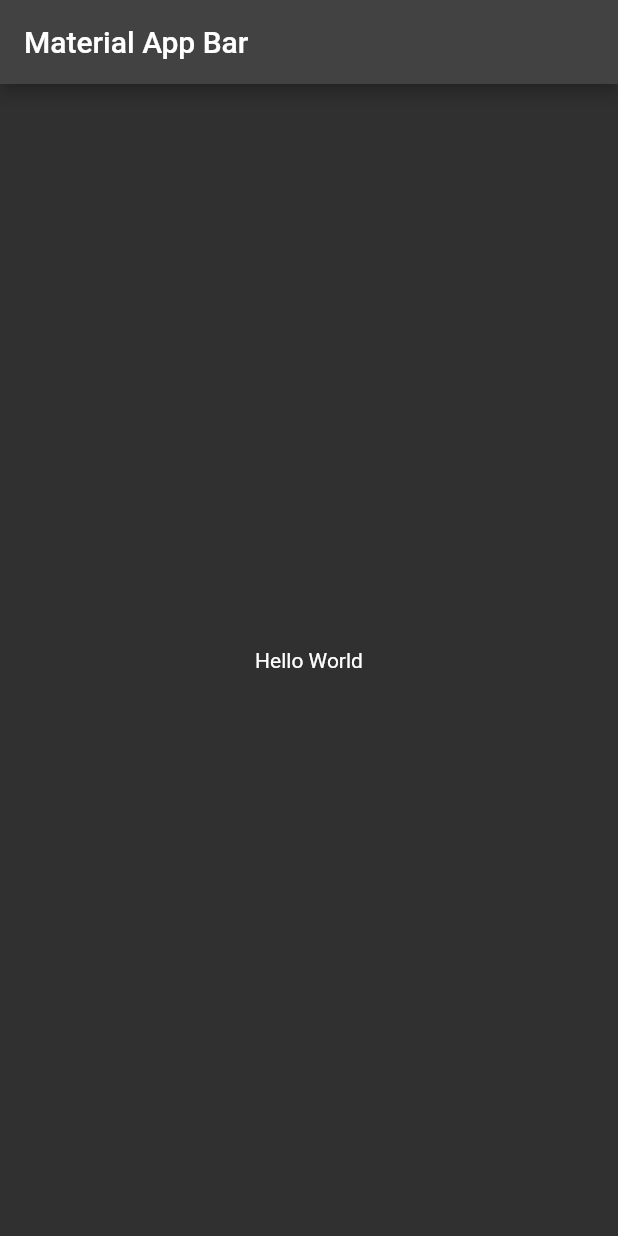
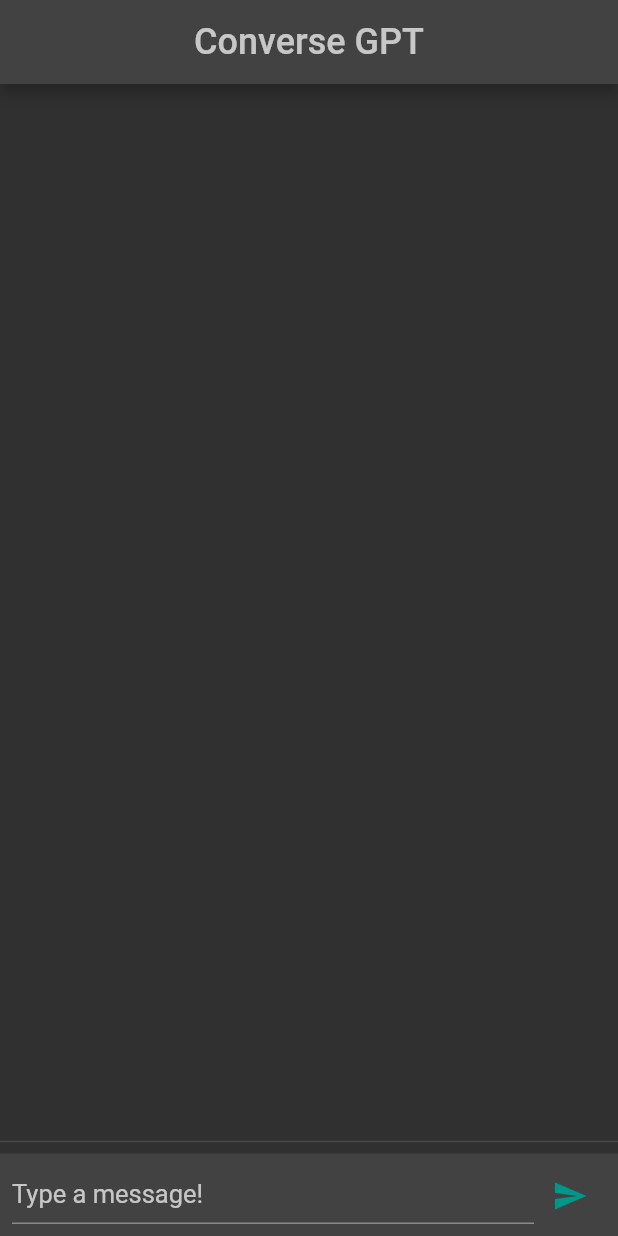
Before and after one commit to gautamjain09/Converse-GPT, a Flutter app: the screen it shows after launch, on a phone screen of 412 x 824 dp. Run offline on Flutter 3.47's test engine with Material 2 defaults, Android fonts, the phone set to English and light mode, and no system bars; missing offline and left inert: chat_gpt_sdk.

Commit message:
Text Generation

```diff
--- /dev/null
+++ b/lib/constants.dart
@@ -0,0 +1,6 @@
+import 'package:flutter/material.dart';
+
+var redColor = Colors.red[300];
+const buttonColor = Colors.teal;
+const backgroundColor = Colors.black45;
+const textColor = Colors.white70;
--- a/lib/main.dart
+++ b/lib/main.dart
@@ -1,28 +1,24 @@
+import 'package:converse_gpt/constants.dart';
+import 'package:converse_gpt/views/screens/chat_screen.dart';
 import 'package:flutter/material.dart';
 
 void main() {
-  runApp(MyApp());
+  runApp(const MyApp());
 }
 
 class MyApp extends StatelessWidget {
+  const MyApp({super.key});
+
   @override
   Widget build(BuildContext context) {
     return MaterialApp(
       title: 'Converse GPT',
       debugShowCheckedModeBanner: false,
-      theme: ThemeData(brightness: Brightness.dark),
-      onGenerateRoute: onGenerateRoute.route,
-      initialRoute: '/',
-      home: Scaffold(
-        appBar: AppBar(
-          title: Text('Material App Bar'),
-        ),
-        body: Center(
-          child: Container(
-            child: Text('Hello World'),
-          ),
-        ),
+      theme: ThemeData(
+        brightness: Brightness.dark,
+        primarySwatch: buttonColor,
       ),
+      home: const ChatScreen(),
     );
   }
 }
--- /dev/null
+++ b/lib/views/screens/chat_screen.dart
@@ -0,0 +1,111 @@
+import 'dart:async';
+import 'package:chat_gpt_sdk/chat_gpt_sdk.dart';
+import 'package:converse_gpt/api_keys.dart';
+import 'package:converse_gpt/constants.dart';
+import 'package:converse_gpt/views/widgets/chat_message.dart';
+import 'package:converse_gpt/views/widgets/custom_text_field.dart';
+import 'package:flutter/material.dart';
+
+class ChatScreen extends StatefulWidget {
+  const ChatScreen({Key? key}) : super(key: key);
+
+  @override
+  State<ChatScreen> createState() => _ChatScreenState();
+}
+
+class _ChatScreenState extends State<ChatScreen> {
+  final TextEditingController _textController = TextEditingController();
+  final List<ChatMessage> _messages = [];
+  ChatGPT? chatGpt;
+  StreamSubscription? _subscription;
+
+  void _sendMessage() {
+    ChatMessage botMessage;
+    ChatMessage chatMessage = ChatMessage(
+      text: _textController.text,
+      sender: "You",
+    );
+    setState(() {
+      _messages.insert(0, chatMessage);
+    });
+
+    final request = CompleteReq(
+        prompt: _textController.text,
+        model: kTranslateModelV3,
+        max_tokens: 1000);
+
+    _subscription = chatGpt!
+        .builder(OPEN_AI_API_KEY,
+            baseOption: HttpSetup(
+              receiveTimeout: 6000,
+            ))
+        .onCompleteStream(request: request)
+        .listen((response) {
+      print(response!.choices[0].text);
+      // Bot Response
+      botMessage = ChatMessage(
+        text: response.choices[0].text,
+        sender: "Bot",
+      );
+
+      setState(() {
+        _messages.insert(0, botMessage);
+      });
+    });
+
+    _textController.clear();
+  }
+
+  @override
+  void initState() {
+    super.initState();
+    chatGpt = ChatGPT.instance;
+  }
+
+  @override
+  void dispose() {
+    super.dispose();
+    _subscription?.cancel;
+  }
+
+  @override
+  Widget build(BuildContext context) {
+    return Scaffold(
+      appBar: AppBar(
+        centerTitle: true,
+        title: const Text(
+          "Converse GPT",
+          style: TextStyle(
+            color: textColor,
+            fontSize: 24,
+            fontWeight: FontWeight.w500,
+          ),
+        ),
+      ),
+      body: SafeArea(
+        child: Column(
+          children: [
+            Expanded(
+              child: ListView.builder(
+                shrinkWrap: true,
+                reverse: true,
+                itemCount: _messages.length,
+                itemBuilder: (context, index) {
+                  return Padding(
+                    padding: const EdgeInsets.all(8.0),
+                    child: _messages[index],
+                  );
+                },
+              ),
+            ),
+            Divider(thickness: 1),
+            CustomTextField(
+              textController: _textController,
+              sendMessage: _sendMessage,
+            ),
+          ],
+        ),
+      ),
+    );
+  }
+}
--- /dev/null
+++ b/lib/views/widgets/custom_text_field.dart
@@ -0,0 +1,48 @@
+import 'package:converse_gpt/constants.dart';
+import 'package:flutter/material.dart';
+
+class CustomTextField extends StatelessWidget {
+  final TextEditingController textController;
+  final Function sendMessage;
+  const CustomTextField({
+    required this.textController,
+    required this.sendMessage,
+    Key? key,
+  }) : super(key: key);
+
+  @override
+  Widget build(BuildContext context) {
+    return Container(
+      height: 55,
+      width: MediaQuery.of(context).size.width,
+      decoration: BoxDecoration(
+        color: Colors.grey[800],
+      ),
+      padding: const EdgeInsets.all(8),
+      child: Row(
+        children: [
+          Expanded(
+            child: TextField(
+              textAlign: TextAlign.start,
+              controller: textController,
+              onSubmitted: ((value) => sendMessage()),
+              decoration: const InputDecoration(
+                hintStyle: TextStyle(
+                  fontSize: 17,
+                  color: textColor,
+                ),
+                hintText: "Type a message!",
+              ),
+            ),
+          ),
+          IconButton(
+            onPressed: () {
+              sendMessage();
+            },
+            icon: const Icon(Icons.send, color: buttonColor),
+          ),
+        ],
+      ),
+    );
+  }
+}
--- a/pubspec.yaml
+++ b/pubspec.yaml
@@ -36,8 +36,9 @@ dependencies:
   # The following adds the Cupertino Icons font to your application.
   # Use with the CupertinoIcons class for iOS style icons.
   cupertino_icons: ^1.0.2
-  flutter_bloc: ^8.1.1
-  equatable: ^2.0.5
+  chat_gpt_sdk:
+    git:
+      url: "https://github.com/iampawan/Flutter-ChatGPT"
 
 dev_dependencies:
   flutter_test:
```
Also changed, not shown: lib/views/widgets/chat_message.dart (added, +63 -0 lines), pubspec.lock, 2 other files.
